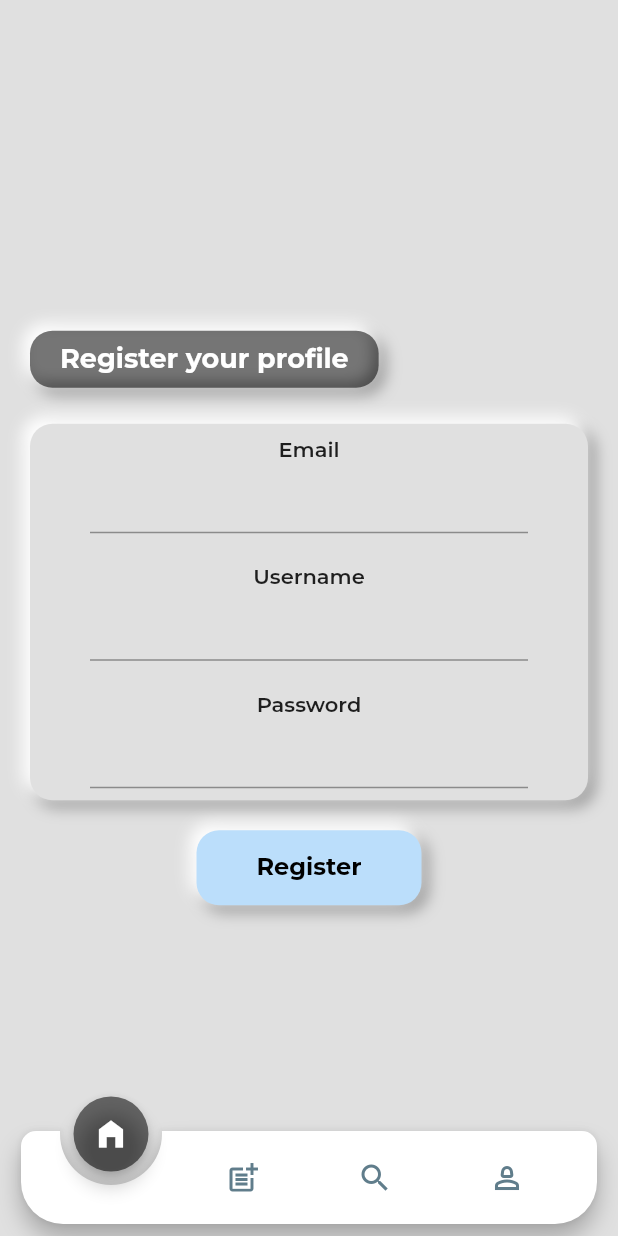
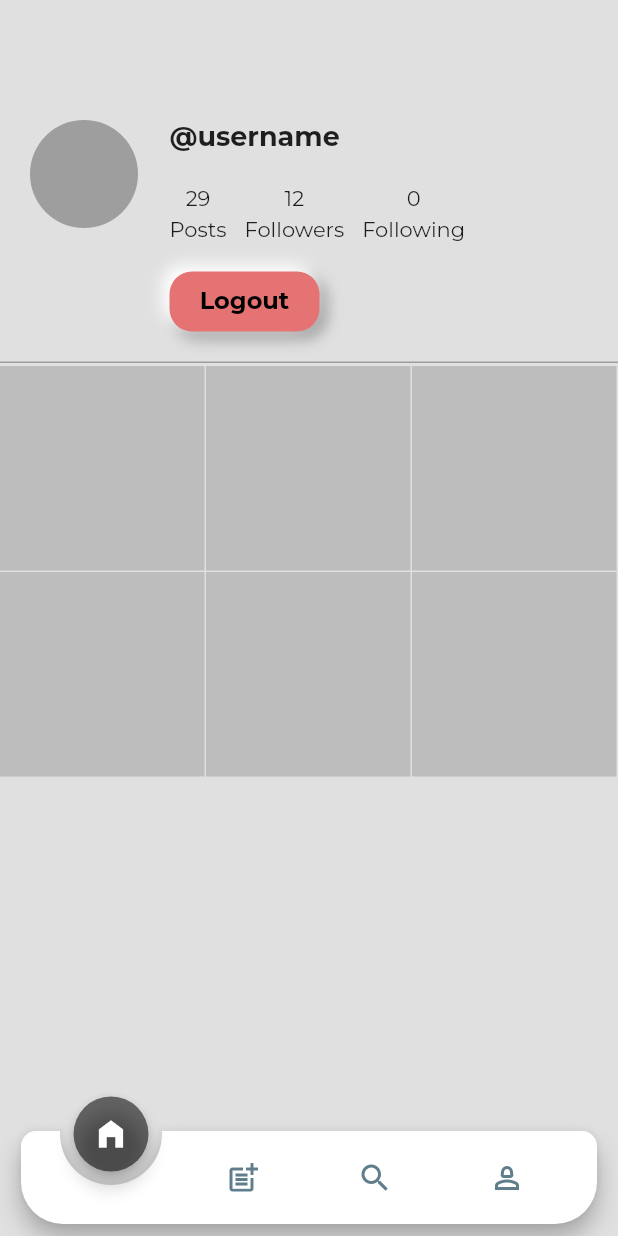
Before and after one commit to muhalifalgibran/soc-app, a Flutter app: the screen it shows after launch, swiped to page 4, on a phone screen of 412 x 824 dp. Run offline on Flutter 3.47's test engine with Material 2 defaults, Android fonts, the phone set to English and light mode, and no system bars; drawn by our look-alikes of animated_notch_bottom_bar; our stand-ins replace flutter_inset_box_shadow, google_fonts.

Commit message:
user profile UI

```diff
--- a/lib/app.dart
+++ b/lib/app.dart
@@ -1,8 +1,8 @@
 import 'package:animated_notch_bottom_bar/animated_notch_bottom_bar/animated_notch_bottom_bar.dart';
 import 'package:flutter/material.dart';
 import 'package:soc_app/features/explore/presentation/explore_page.dart';
-import 'package:soc_app/features/profile/registration/presentation/login_page.dart';
-import 'package:soc_app/features/profile/registration/presentation/register_page.dart';
+import 'package:soc_app/features/profile/registration/presentation/pages/register_page.dart';
+import 'package:soc_app/features/profile/registration/presentation/pages/user_profile_page.dart';
 import 'package:soc_app/features/your_page/presentation/pages/your_page.dart';
 
 class App extends StatefulWidget {
@@ -27,7 +27,6 @@ class _AppState extends State<App> {
 
   @override
   void initState() {
-    // TODO: implement initState
     print('object');
     super.initState();
   }
@@ -37,7 +36,7 @@ class _AppState extends State<App> {
     YourPage(),
     Container(child: Text('3')),
     ExplorePage(),
-    RegisterPage(),
+    UserProfilePage(),
   ];
 
   int maxCount = 4;
@@ -45,7 +44,7 @@ class _AppState extends State<App> {
   Widget build(BuildContext context) {
     // return LoginPage();
     return Scaffold(
-      // backgroundColor: Colors.red,
+      backgroundColor: Colors.grey.shade300,
       body: Center(
         child: PageView(
           controller: _pageController,
--- a/lib/features/explore/presentation/explore_page.dart
+++ b/lib/features/explore/presentation/explore_page.dart
@@ -1,4 +1,5 @@
 import 'package:flutter/material.dart';
+import 'package:soc_app/widgets/neu_container.dart';
 
 class ExplorePage extends StatelessWidget {
   const ExplorePage({super.key});
@@ -38,11 +39,14 @@ class _PeopleList extends StatelessWidget {
               vertical: 4,
               horizontal: 18,
             ),
-            decoration: BoxDecoration(
-              border: Border.all(),
-              borderRadius: BorderRadius.circular(20),
+            // decoration: BoxDecoration(
+            //   border: Border.all(),
+            //   borderRadius: BorderRadius.circular(20),
+            // ),
+            child: NeuContainer(
+              backgroundColor: Colors.white,
+              child: Text('Follow'),
             ),
-            child: Text('Follow'),
           )
         ],
       ),
--- a/lib/features/profile/registration/presentation/login_page.dart
+++ b/lib/features/profile/registration/presentation/pages/login_page.dart
@@ -1,5 +1,5 @@
 import 'package:flutter/material.dart';
-import 'package:soc_app/features/profile/registration/presentation/register_page.dart';
+import 'package:soc_app/features/profile/registration/presentation/pages/register_page.dart';
 import 'package:soc_app/widgets/neu_container.dart';
 import 'package:soc_app/widgets/soc_button.dart';
 import 'package:soc_app/widgets/soc_form.dart';
--- /dev/null
+++ b/lib/features/profile/registration/presentation/pages/user_profile_page.dart
@@ -0,0 +1,26 @@
+import 'package:flutter/material.dart';
+import 'package:soc_app/features/profile/registration/presentation/widgets/image_grid_widget.dart';
+import 'package:soc_app/features/profile/registration/presentation/widgets/profile_header_widget.dart';
+
+class UserProfilePage extends StatelessWidget {
+  const UserProfilePage({super.key});
+
+  @override
+  Widget build(BuildContext context) {
+    return Container(
+        child: SingleChildScrollView(
+      child: Column(
+        crossAxisAlignment: CrossAxisAlignment.start,
+        children: [
+          const ProfileHeadWidget(),
+          Container(
+            height: 1,
+            color: Colors.grey,
+            margin: const EdgeInsets.only(bottom: 2),
+          ),
+          ImageGridWidget(),
+        ],
+      ),
+    ));
+  }
+}
--- /dev/null
+++ b/lib/features/profile/registration/presentation/widgets/image_grid_widget.dart
@@ -0,0 +1,50 @@
+import 'package:flutter/material.dart';
+
+class ImageGridWidget extends StatelessWidget {
+  const ImageGridWidget({super.key});
+
+  @override
+  Widget build(BuildContext context) {
+    double width = (MediaQuery.of(context).size.width / 3) - 1;
+    double height = (MediaQuery.of(context).size.width / 3) - 1;
+    return Container(
+      child: Wrap(
+        spacing: 1,
+        runSpacing: 1,
+        direction: Axis.horizontal,
+        children: [
+          Container(
+            height: height,
+            width: width,
+            color: Colors.grey.shade400,
+          ),
+          Container(
+            height: height,
+            width: width,
+            color: Colors.grey.shade400,
+          ),
+          Container(
+            height: height,
+            width: width,
+            color: Colors.grey.shade400,
+          ),
+          Container(
+            height: height,
+            width: width,
+            color: Colors.grey.shade400,
+          ),
+          Container(
+            height: height,
+            width: width,
+            color: Colors.grey.shade400,
+          ),
+          Container(
+            height: height,
+            width: width,
+            color: Colors.grey.shade400,
+          ),
+        ],
+      ),
+    );
+  }
+}
--- /dev/null
+++ b/lib/features/profile/registration/presentation/widgets/profile_header_widget.dart
@@ -0,0 +1,93 @@
+import 'package:flutter/material.dart';
+import 'package:soc_app/widgets/neu_container.dart';
+import 'package:soc_app/widgets/soc_button.dart';
+import 'package:soc_app/widgets/soc_circular_image.dart';
+
+class ProfileHeadWidget extends StatelessWidget {
+  const ProfileHeadWidget({super.key});
+
+  @override
+  Widget build(BuildContext context) {
+    return Container(
+      padding: const EdgeInsets.only(
+        left: 20,
+        right: 20,
+        top: 80,
+        bottom: 20,
+      ),
+      child: Column(
+        children: [
+          Row(
+            crossAxisAlignment: CrossAxisAlignment.start,
+            children: [
+              const SocCircularImage(height: 72, width: 72),
+              const SizedBox(
+                width: 21,
+              ),
+              Column(
+                crossAxisAlignment: CrossAxisAlignment.start,
+                children: [
+                  Text(
+                    '@username',
+                    style: TextStyle(
+                      fontWeight: FontWeight.bold,
+                      fontSize: 18,
+                    ),
+                  ),
+                  const SizedBox(
+                    height: 21,
+                  ),
+                  Row(
+                    mainAxisAlignment: MainAxisAlignment.spaceBetween,
+                    children: [
+                      // post
+                      Column(
+                        children: [
+                          Text('29'),
+                          SizedBox(height: 4),
+                          Text('Posts'),
+                        ],
+                      ),
+                      const SizedBox(
+                        width: 12,
+                      ),
+                      // Followers
+                      Column(
+                        children: [
+                          Text('12'),
+                          SizedBox(height: 4),
+                          Text('Followers'),
+                        ],
+                      ),
+                      const SizedBox(
+                        width: 12,
+                      ),
+                      // following
+                      Column(
+                        children: [
+                          Text('0'),
+                          SizedBox(height: 4),
+                          Text('Following'),
+                        ],
+                      ),
+                    ],
+                  ),
+                  const SizedBox(
+                    height: 20,
+                  ),
+                  SocButton(
+                    width: 100,
+                    height: 40,
+                    onPressed: () {},
+                    color: Colors.red.shade300,
+                    label: 'Logout',
+                  ),
+                ],
+              ),
+            ],
+          )
+        ],
+      ),
+    );
+  }
+}
--- /dev/null
+++ b/lib/widgets/soc_circular_image.dart
@@ -0,0 +1,27 @@
+import 'package:flutter/material.dart';
+
+class SocCircularImage extends StatelessWidget {
+  const SocCircularImage({
+    required this.height,
+    required this.width,
+    this.image,
+    super.key,
+  });
+
+  final double height, width;
+  final Image? image;
+
+  @override
+  Widget build(BuildContext context) {
+    return Container(
+      height: height,
+      width: width,
+      decoration: BoxDecoration(
+        // make border radius always 50% to height
+        borderRadius: BorderRadius.circular(height * 0.5),
+        color: Colors.grey,
+      ),
+      child: image ?? Container(),
+    );
+  }
+}
--- a/pubspec.yaml
+++ b/pubspec.yaml
@@ -38,6 +38,7 @@ dependencies:
   flutter_inset_box_shadow: ^1.0.8
   google_fonts: ^6.1.0
   animated_notch_bottom_bar: ^1.0.0
+  simple_grid: ^0.1.4
 
 dev_dependencies:
   flutter_test:
```
Also changed, not shown: lib/features/profile/registration/presentation/pages/register_page.dart (renamed from lib/features/profile/registration/presentation/register_page.dart), pubspec.lock.
